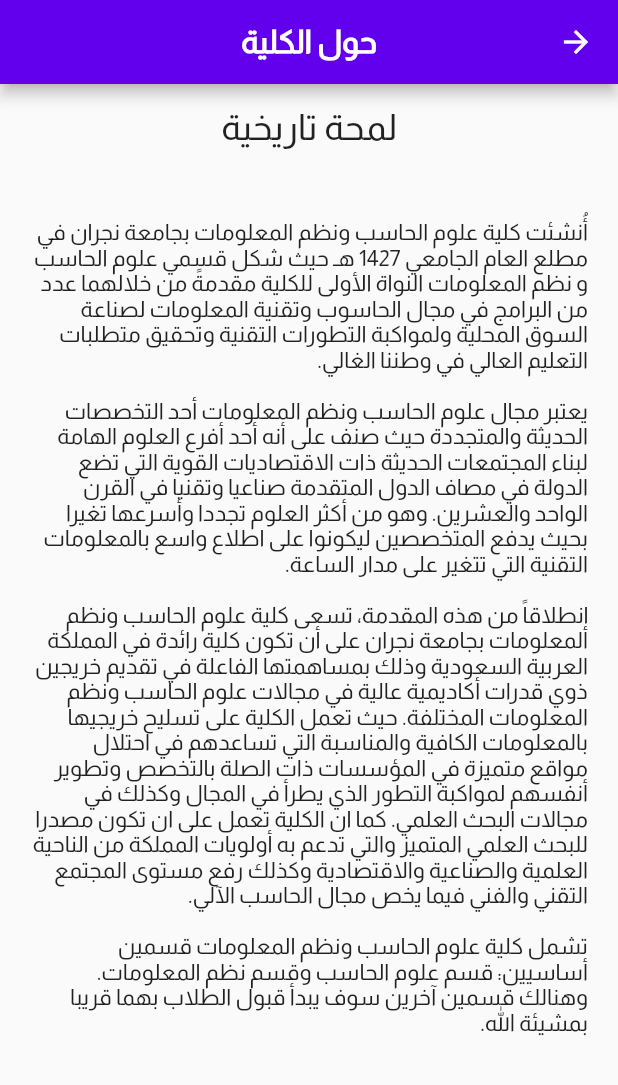
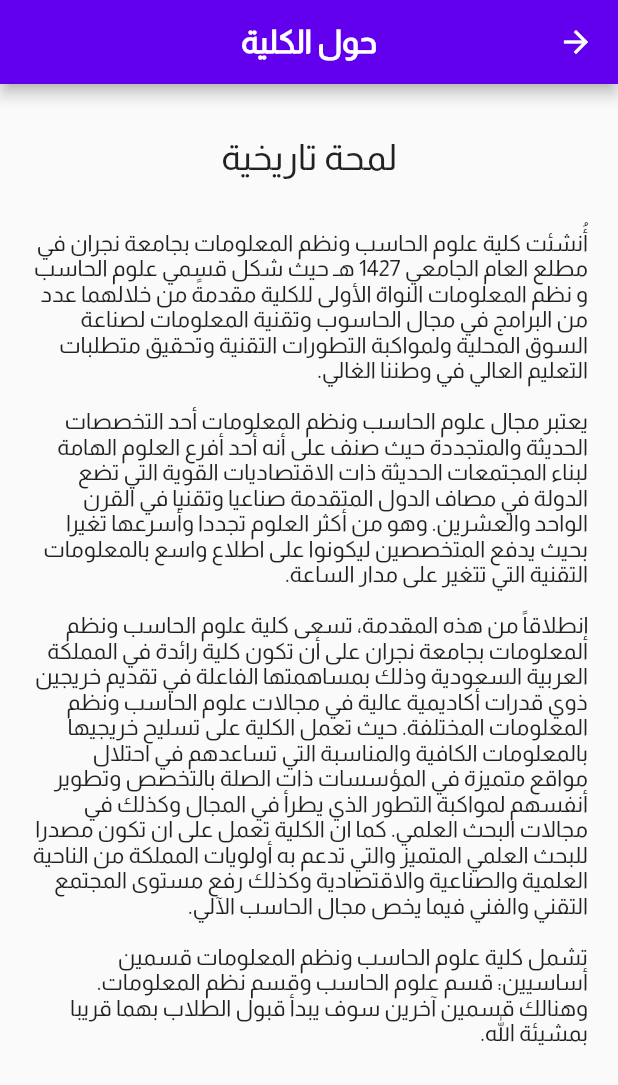
Before and after one commit to Ezzalarab/college_events, a Flutter app: the AboutCollege screen opened directly, on a phone screen of 412 x 824 dp. Shown: the top 1085 px of the screen. Run offline on Flutter 3.47's test engine with Material 2 defaults, Android fonts, the phone set to English and light mode, and no system bars; our stand-ins replace carousel_slider.

Commit message:
edit about and drower body

```diff
--- a/lib/pages/about_college.dart
+++ b/lib/pages/about_college.dart
@@ -12,21 +12,24 @@
       ),
       body: ListView(
         children: const [
-          Padding(
-            padding: EdgeInsets.only(top: 15.0, left: 15, right: 15, bottom: 8),
-            child: Text(
-              'لمحة تاريخية',
-              textAlign: TextAlign.center,
-              style: TextStyle(fontSize: 24),
-            ),
-          ),
           SizedBox(
             height: 20,
           ),
           Padding(
-            padding: const EdgeInsets.all(20.0),
-            child: Text('''
-أُنشئت كلية علوم الحاسب ونظم المعلومات بجامعة نجران في مطلع العام الجامعي 1427 هـ حيث شكل قسمي علوم الحاسب و نظم المعلومات النواة الأولى للكلية مقدمةً من خلالهما عدد من البرامج في مجال الحاسوب وتقنية المعلومات لصناعة السوق المحلية ولمواكبة التطورات التقنية وتحقيق متطلبات التعليم العالي في وطننا الغالي.
+            padding: EdgeInsets.all(15),
+            child: Text(
+              'لمحة تاريخية',
+              textAlign: TextAlign.center,
+              style: TextStyle(
+                fontSize: 24,
+                color: Colors.black87,
+              ),
+            ),
+          ),
+          Padding(
+            padding: EdgeInsets.all(20.0),
+            child: Text(
+                '''أُنشئت كلية علوم الحاسب ونظم المعلومات بجامعة نجران في مطلع العام الجامعي 1427 هـ حيث شكل قسمي علوم الحاسب و نظم المعلومات النواة الأولى للكلية مقدمةً من خلالهما عدد من البرامج في مجال الحاسوب وتقنية المعلومات لصناعة السوق المحلية ولمواكبة التطورات التقنية وتحقيق متطلبات التعليم العالي في وطننا الغالي.
 
 يعتبر مجال علوم الحاسب ونظم المعلومات أحد التخصصات الحديثة والمتجددة حيث صنف على أنه أحد أفرع العلوم الهامة لبناء المجتمعات الحديثة ذات الاقتصاديات القوية التي تضع الدولة في مصاف الدول المتقدمة صناعيا وتقنيا في القرن الواحد والعشرين. وھو من أكثر العلوم تجددا وأسرعها تغيرا بحيث يدفع المتخصصين ليكونوا على اطلاع واسع بالمعلومات التقنية التي تتغير على مدار الساعة.
 
--- a/lib/widgets/home/home_drawer/home_drower_body.dart
+++ b/lib/widgets/home/home_drawer/home_drower_body.dart
@@ -28,6 +28,7 @@
             title: "الفعاليات",
             icon: Icons.event,
             onTap: () {
+              Navigator.of(context).pop();
               Navigator.push(
                 context,
                 MaterialPageRoute(
@@ -40,6 +41,7 @@
             icon: Icons.group,
             title: "طاقم التدريس",
             onTap: () async {
+              Navigator.of(context).pop();
               Navigator.push(
                 context,
                 MaterialPageRoute(
@@ -48,11 +50,11 @@
               );
             },
           ),
-          const Divider(color: Colors.black54),
           HomeDrawerMenuItem(
             title: "حول الكلية",
             icon: Icons.info_outline,
             onTap: () {
+              Navigator.of(context).pop();
               Navigator.of(context).push(
                 MaterialPageRoute<void>(
                   builder: (_) => const AboutCollege(),
```
